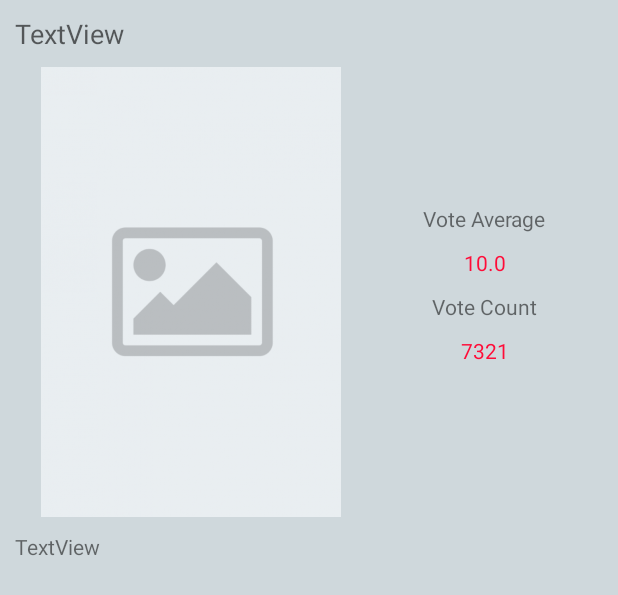
After one commit to farhanmasood/MoviesTaskForPix, an Android app: the layout activity_movie_details.xml on its own in the app's theme, with its tools: preview values and no code run, on a phone screen of 412 x 824 dp. The commit adds this screen. Shown: the top 595 px of the screen. Run offline under Robolectric (Android 15) with nearby library versions, the phone set to English and light mode, and no system bars.

Commit message:
Details activity screen completed UI still needs to be improved

```diff
--- a/MoviesDB/app/src/main/java/com/test/moviesdb/activity/MainActivity.java
+++ b/MoviesDB/app/src/main/java/com/test/moviesdb/activity/MainActivity.java
@@ -1,8 +1,10 @@
 package com.test.moviesdb.activity;
 
 import android.content.Context;
+import android.content.DialogInterface;
 import android.database.MatrixCursor;
 import android.provider.BaseColumns;
+import android.support.v7.app.AlertDialog;
 import android.support.v7.widget.DefaultItemAnimator;
 import android.support.v7.widget.LinearLayoutManager;
 import android.support.v7.widget.RecyclerView;
@@ -36,12 +38,17 @@ import retrofit2.Response;
  * Created by Farhan on 1/22/2018.
  */
 
+/**
+ * MainActivity class which is the entry point to the project which
+ * contains main screen to search movies and display them in a list
+ * based on search query
+ */
 public class MainActivity extends BaseActivity implements SearchView.OnQueryTextListener, SearchView.OnSuggestionListener, SearchView.OnFocusChangeListener{
-
+    //TAG to display and track logs
     private static final String TAG = MainActivity.class.getSimpleName();
+    //Page start value to load the first
     private static final int PAGE_START = 1;
     private static final String MOVIE_TEXT = "movie_text";
-
 
     private Context mContext;
     MoviesResponseList moviesResponseList=null;
@@ -183,7 +190,6 @@ public class MainActivity extends BaseActivity implements SearchView.OnQueryText
         }
     }
 
-
     private void getMovies(int pageNumber, final boolean firstRunCheck) {
         if (firstRunCheck) {
             mProgressBar.setVisibility(View.VISIBLE);
@@ -193,11 +199,18 @@ public class MainActivity extends BaseActivity implements SearchView.OnQueryText
             protected void response(Response response, View mRecycleView) {
                 moviesResponseList = (MoviesResponseList) response.body();
 
-                if(firstRunCheck && moviesResponseList.getTotalResults()>0)
+                if(firstRunCheck)
                 {
-                    databaseHandler.addSuggestion(searchString);
-                    suggestionsList=databaseHandler.getLastt10Suggestions();
+                    if(moviesResponseList.getTotalResults()>0) {
+                        databaseHandler.addSuggestion(searchString);
+                        suggestionsList = databaseHandler.getLastt10Suggestions();
+                    }
+                    else
+                    {
+                        showAlert("No movies found with this search query...");
+                    }
                 }
+
 
                 //adding recipes to the list
                 mMoviesAdapter.addAll(moviesResponseList.getMovieList());
@@ -207,7 +220,8 @@ public class MainActivity extends BaseActivity implements SearchView.OnQueryText
 
             @Override
             protected void failure(Response response, Throwable error) {
-                Toast.makeText(MainActivity.this, "error", Toast.LENGTH_LONG).show();
+                showAlert("There seems to be a problem with your internet, please check and try again.");
+                mProgressBar.setVisibility(View.GONE);
             }
         };
 
@@ -229,4 +243,19 @@ public class MainActivity extends BaseActivity implements SearchView.OnQueryText
         }
         mAdapter.changeCursor(c);
     }
+
+    /* To display some alert messages */
+    private void showAlert(String s)
+    {
+        AlertDialog alertDialog = new AlertDialog.Builder(MainActivity.this).create();
+        alertDialog.setTitle("Alert");
+        alertDialog.setMessage(s);
+        alertDialog.setButton(AlertDialog.BUTTON_NEUTRAL, "OK",
+                new DialogInterface.OnClickListener() {
+                    public void onClick(DialogInterface dialog, int which) {
+                        dialog.dismiss();
+                    }
+                });
+        alertDialog.show();
+    }
 }
--- /dev/null
+++ b/MoviesDB/app/src/main/java/com/test/moviesdb/activity/MovieDetails.java
@@ -0,0 +1,61 @@
+package com.test.moviesdb.activity;
+
+import android.content.Intent;
+import android.util.Log;
+import android.widget.ImageView;
+import android.widget.TextView;
+import com.squareup.picasso.Picasso;
+import com.test.moviesdb.R;
+import com.test.moviesdb.model.Movie;
+import com.test.moviesdb.utils.Constant;
+
+public class MovieDetails extends BaseActivity {
+
+    private static final String TAG = MovieDetails.class.getSimpleName();
+    Movie mMovie;
+    TextView movieTitle;
+    TextView movieVoteCount;
+    TextView movieVoteAverage;
+    TextView movieOverview;
+    ImageView moviePoster;
+
+    @Override
+    protected int setActivityLayout() {
+        return R.layout.activity_movie_details;
+    }
+
+    @Override
+    protected void initViews() {
+        movieTitle=(TextView) findViewById(R.id.movie_title_text);
+        moviePoster=(ImageView) findViewById(R.id.movie_poster_big);
+        movieVoteAverage=(TextView) findViewById(R.id.vote_average_text);
+        movieVoteCount=(TextView) findViewById(R.id.vote_count_text);
+        movieOverview=(TextView) findViewById(R.id.movie_overview_text);
+    }
+
+    @Override
+    protected void initValues() {
+        Intent intent=getIntent();
+        mMovie=(Movie)intent.getSerializableExtra(Constant.MOVIE_OBJECT);
+        Log.i(TAG,mMovie.getMovieTitle());
+    }
+
+    @Override
+    protected void initValuesInViews() {
+        movieTitle.setText(mMovie.getMovieTitle());
+        movieVoteAverage.setText(mMovie.getVoteAverage()+"");
+        movieVoteCount.setText(mMovie.getVoteCount()+"");
+        movieOverview.setText(mMovie.getOverview());
+        if(mMovie.getMoviePoster()!=null)
+        {
+            String image_path= Constant.IMAGE_PATH_W500+mMovie.getMoviePoster();
+            Picasso.with(this).load(image_path).placeholder(R.drawable.default_image).into(moviePoster);
+        }
+
+    }
+
+    @Override
+    protected void setListenersOnViews() {
+
+    }
+}
--- a/MoviesDB/app/src/main/java/com/test/moviesdb/adapter/MoviesAdapter.java
+++ b/MoviesDB/app/src/main/java/com/test/moviesdb/adapter/MoviesAdapter.java
@@ -9,9 +9,11 @@ import android.view.View;
 import android.view.ViewGroup;
 import android.widget.ImageView;
 import android.widget.LinearLayout;
+import android.widget.RelativeLayout;
 import android.widget.TextView;
 import com.squareup.picasso.Picasso;
 import com.test.moviesdb.R;
+import com.test.moviesdb.activity.MovieDetails;
 import com.test.moviesdb.model.Movie;
 import com.test.moviesdb.utils.Constant;
 
@@ -41,7 +43,6 @@ public class MoviesAdapter extends RecyclerView.Adapter<RecyclerView.ViewHolder>
 
         View view = inflater.inflate(R.layout.movie_item, parent, false);
         viewHolder = new ViewHolder(view);
-
         return viewHolder;
     }
 
@@ -94,15 +95,17 @@ public class MoviesAdapter extends RecyclerView.Adapter<RecyclerView.ViewHolder>
         private TextView movieTitle;
         private TextView voteAvergae;
         private ImageView moviePoster;
+        private RelativeLayout itemLayout;
 
         public ViewHolder(View itemView) {
             super(itemView);
             movieTitle = (TextView) itemView.findViewById(R.id.movie_title);
             voteAvergae = (TextView) itemView.findViewById((R.id.vote_average));
             moviePoster = (ImageView) itemView.findViewById(R.id.movie_poster);
+            itemLayout = (RelativeLayout) itemView.findViewById(R.id.item_layout);
         }
 
-        public void bind(Movie movie) {
+        public void bind(final Movie movie) {
             movieTitle.setText(movie.getMovieTitle());
             voteAvergae.setText(""+movie.getVoteAverage());
             if(movie.getMoviePoster()!=null)
@@ -110,6 +113,14 @@ public class MoviesAdapter extends RecyclerView.Adapter<RecyclerView.ViewHolder>
                 String image_path= Constant.IMAGE_PATH_W92+movie.getMoviePoster();
                 Picasso.with(mContext).load(image_path).into(moviePoster);
             }
+            itemLayout.setOnClickListener(new View.OnClickListener() {
+                @Override
+                public void onClick(View v) {
+                    Intent intent=new Intent(mContext, MovieDetails.class);
+                    intent.putExtra(Constant.MOVIE_OBJECT,movie);
+                    mContext.startActivity(intent);
+                }
+            });
         }
     }
 }
--- a/MoviesDB/app/src/main/java/com/test/moviesdb/database/DatabaseHandler.java
+++ b/MoviesDB/app/src/main/java/com/test/moviesdb/database/DatabaseHandler.java
@@ -8,8 +8,13 @@ import android.content.Context;
 import android.database.Cursor;
 import android.database.sqlite.SQLiteDatabase;
 import android.database.sqlite.SQLiteOpenHelper;
+import android.util.Log;
+
+import com.test.moviesdb.activity.MainActivity;
 
 public class DatabaseHandler extends SQLiteOpenHelper {
+
+	private static final String TAG = DatabaseHandler.class.getSimpleName();
 
 	// All Static variables
 	// Database Version
@@ -36,13 +41,11 @@ public class DatabaseHandler extends SQLiteOpenHelper {
 				+ KEY_ID + " INTEGER PRIMARY KEY," + KEY_SUGGESTION + " TEXT UNIQUE" + ")";
 		db.execSQL(CREATE_CONTACTS_TABLE);
 	}
-
 	// Upgrading database
 	@Override
 	public void onUpgrade(SQLiteDatabase db, int oldVersion, int newVersion) {
 		// Drop older table if existed
 		db.execSQL("DROP TABLE IF EXISTS " + TABLE_SUGGESTIONS);
-
 		// Create tables again
 		onCreate(db);
 	}
@@ -54,13 +57,19 @@ public class DatabaseHandler extends SQLiteOpenHelper {
 	// Adding new suggestion
 	public void addSuggestion(String suggestion) {
 
-		SQLiteDatabase db = this.getWritableDatabase();
+		try {
+			SQLiteDatabase db = this.getWritableDatabase();
+			ContentValues values = new ContentValues();
+			values.put(KEY_SUGGESTION, suggestion.toLowerCase());
+			// Inserting Row
+			db.insert(TABLE_SUGGESTIONS, null, values);
+			db.close(); // Closing database connection
+		}catch (Exception e)
+		{
+			Log.i(TAG,e.toString());
+		}
 
-		ContentValues values = new ContentValues();
-		values.put(KEY_SUGGESTION, suggestion.toLowerCase());
-		// Inserting Row
-		db.insert(TABLE_SUGGESTIONS, null, values);
-		db.close(); // Closing database connection
+
 	}
 
 
--- a/MoviesDB/app/src/main/java/com/test/moviesdb/model/Movie.java
+++ b/MoviesDB/app/src/main/java/com/test/moviesdb/model/Movie.java
@@ -1,12 +1,14 @@
 package com.test.moviesdb.model;
 
 import com.google.gson.annotations.SerializedName;
+
+import java.io.Serializable;
 
 /**
  * Created by Farhan on 1/22/2018.
  */
 
-public class Movie {
+public class Movie implements Serializable {
 
     @SerializedName("title")
     private String movieTitle;
@@ -76,5 +78,4 @@ public class Movie {
                 ", overview='" + overview + '\'' +
                 '}';
     }
-
 }
--- a/MoviesDB/app/src/main/java/com/test/moviesdb/utils/Constant.java
+++ b/MoviesDB/app/src/main/java/com/test/moviesdb/utils/Constant.java
@@ -14,4 +14,6 @@ public class Constant {
     public static final String IMAGE_PATH_W92 = "https://image.tmdb.org/t/p/w92";
     public static final String IMAGE_PATH_W500 = "https://image.tmdb.org/t/p/w500";
 
+    public static final String MOVIE_OBJECT = "movie_object";
+
 }
--- /dev/null
+++ b/MoviesDB/app/src/main/res/layout/activity_movie_details.xml
@@ -0,0 +1,101 @@
+<?xml version="1.0" encoding="utf-8"?>
+<RelativeLayout xmlns:android="http://schemas.android.com/apk/res/android"
+    android:layout_width="match_parent"
+    android:layout_height="match_parent"
+    android:orientation="vertical"
+    android:background="@color/card_background">
+
+   <ScrollView
+       android:layout_width="match_parent"
+       android:layout_height="wrap_content"
+       android:id="@+id/scrollView2">
+       <RelativeLayout
+           android:layout_width="match_parent"
+           android:layout_height="wrap_content">
+           <TextView
+               android:id="@+id/movie_title_text"
+               android:layout_width="wrap_content"
+               android:layout_height="wrap_content"
+               android:layout_alignParentLeft="true"
+               android:layout_alignParentStart="true"
+               android:text="TextView"
+               android:padding="10dp"
+               android:textAppearance="@style/Base.TextAppearance.AppCompat.Medium" />
+           <LinearLayout
+               android:id="@+id/center_layout"
+               android:layout_width="match_parent"
+               android:layout_height="wrap_content"
+               android:orientation="horizontal"
+               android:weightSum="10"
+               android:layout_below="@id/movie_title_text"
+               android:layout_marginLeft="10dp"
+               android:layout_marginRight="10dp">
+               <ImageView
+                   android:id="@+id/movie_poster_big"
+                   android:layout_below="@id/movie_title_text"
+                   android:layout_width="0dp"
+                   android:layout_height="300dp"
+                   android:layout_alignParentLeft="true"
+                   android:src="@drawable/default_image"
+                   android:layout_weight="6"
+                   android:layout_gravity="left"
+                   />
+               <LinearLayout
+                   android:layout_width="0dp"
+                   android:layout_height="wrap_content"
+                   android:layout_weight="4"
+                   android:layout_gravity="center_vertical"
+                   android:orientation="vertical">
+                   <TextView
+                       android:layout_width="wrap_content"
+                       android:layout_height="wrap_content"
+                       android:text="Vote Average"
+                       android:layout_gravity="center"
+                       android:gravity="center"
+                       />
+                   <TextView
+                       android:id="@+id/vote_average_text"
+                       android:layout_width="wrap_content"
+                       android:layout_height="wrap_content"
+                       android:text="10.0"
+                       android:layout_gravity="center"
+                       android:gravity="center"
+                       android:padding="10dp"
+                       android:textColor="@color/fav_color"
+                       />
+                   <TextView
+                       android:layout_width="wrap_content"
+                       android:layout_height="wrap_content"
+                       android:text="Vote Count"
+                       android:layout_gravity="center"
+                       android:gravity="center"
+                       />
+                   <TextView
+                       android:id="@+id/vote_count_text"
+                       android:layout_width="wrap_content"
+                       android:layout_height="wrap_content"
+                       android:text="7321"
+                       android:layout_gravity="center"
+                       android:gravity="center"
+                       android:padding="10dp"
+                       android:textColor="@color/fav_color"
+                       />
+               </LinearLayout>
+
+           </LinearLayout>
+           <TextView
+               android:id="@+id/movie_overview_text"
+               android:layout_width="wrap_content"
+               android:layout_height="wrap_content"
+               android:layout_alignParentLeft="true"
+               android:layout_alignParentStart="true"
+               android:text="TextView"
+               android:layout_below="@+id/center_layout"
+               android:padding="10dp"/>
+
+
+       </RelativeLayout>
+   </ScrollView>
+
+
+</RelativeLayout>
--- a/MoviesDB/app/src/main/res/layout/movie_item.xml
+++ b/MoviesDB/app/src/main/res/layout/movie_item.xml
@@ -13,7 +13,9 @@
         android:id="@+id/item_layout"
         android:layout_width="match_parent"
         android:layout_height="match_parent"
-        android:background="@android:color/white">
+        android:background="@android:color/white"
+        android:clickable="true"
+        >
 
         <ImageView
             android:id="@+id/movie_poster"
```
Also changed, not shown: MoviesDB/app/src/main/AndroidManifest.xml (+5 -3 lines), MoviesDB/app/src/main/java/com/test/moviesdb/activity/BaseActivity.java (+4 -1 lines), MoviesDB/app/src/main/res/drawable/default_image.png (added).
